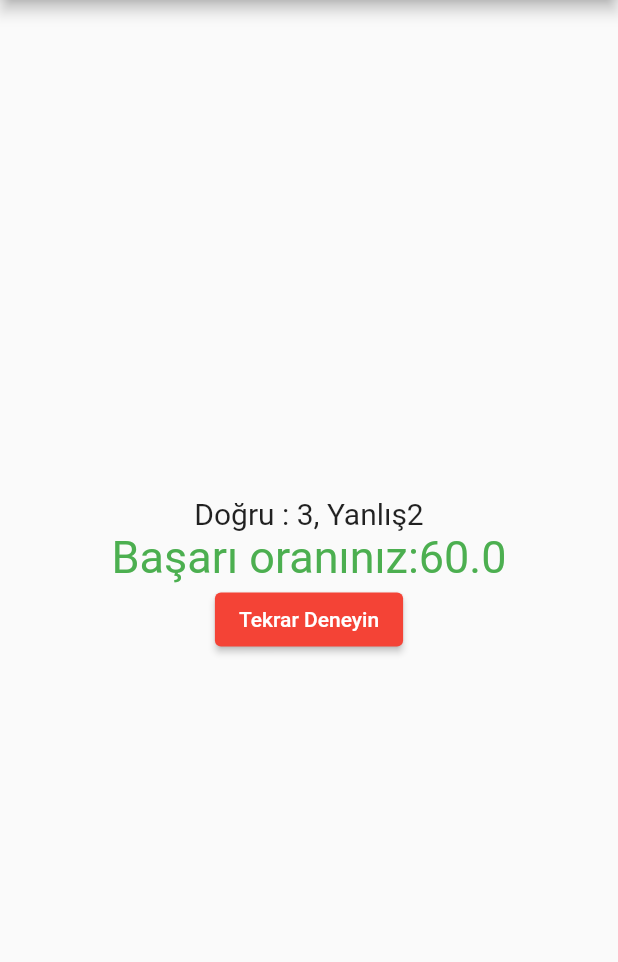
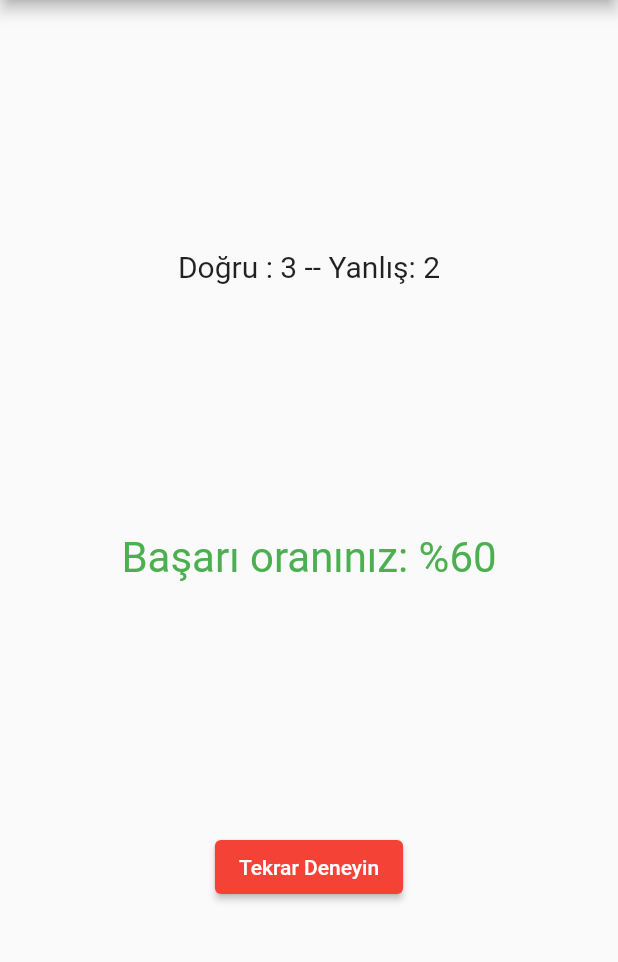
Before and after one commit to mertaksoyy/Quiz-App, a Flutter app: the SonucEkrani screen opened directly, on a phone screen of 412 x 824 dp, the part 84-1046 px from its top. Run offline on Flutter 3.47's test engine with Material 2 defaults, Android fonts, the phone set to English and light mode, and no system bars.

Commit message:
Quiz App
Quiz App with SQLite

```diff
--- a/quiz_app/lib/SonucEkrani.dart
+++ b/quiz_app/lib/SonucEkrani.dart
@@ -22,10 +22,10 @@ class _SonucEkraniState extends State<SonucEkrani> {
         ),
         body: Center(
           child: Column(
-            mainAxisAlignment: MainAxisAlignment.center,
+            mainAxisAlignment: MainAxisAlignment.spaceEvenly,
                 children: [
-                  Text("Doğru : ${widget.dogruSayisi}, Yanlış${5-widget.dogruSayisi}",style: TextStyle(fontSize: 20),),
-                  Text("Başarı oranınız:${widget.dogruSayisi*100/5.toInt()}",style: TextStyle(fontSize: 30,color: Colors.green),),
+                  Text("Doğru : ${widget.dogruSayisi} -- Yanlış: ${5-widget.dogruSayisi}",style: TextStyle(fontSize: 20),),
+                  Text("Başarı oranınız: %${(widget.dogruSayisi*100/5).toInt()}",style: TextStyle(fontSize: 28,color: Colors.green),),
 
                   ElevatedButton(
                     child: Text("Tekrar Deneyin"),
```
